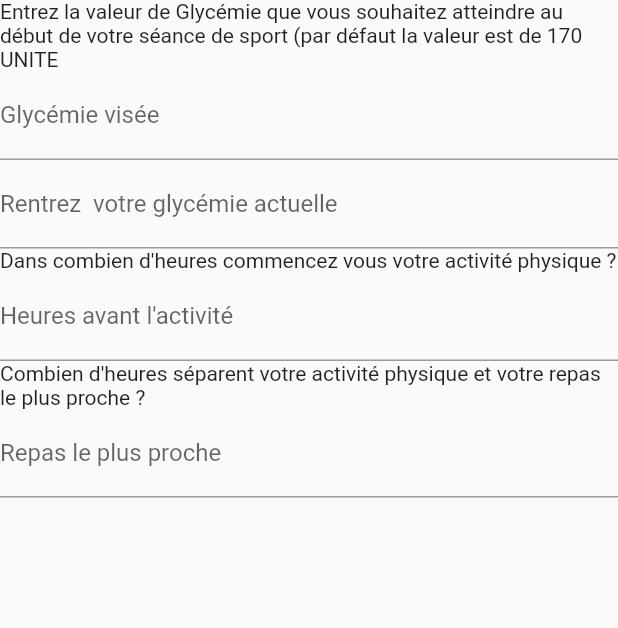
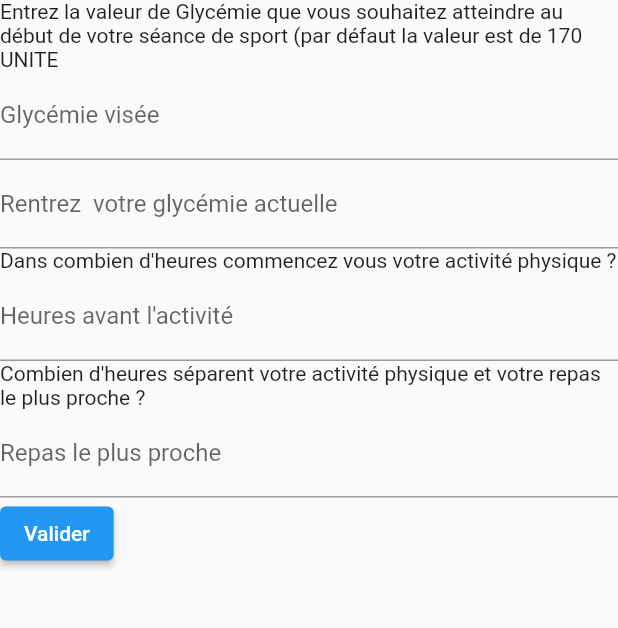
Before and after one commit to Skizaat/ADIAP-Project, a Flutter app: the StartActivityScaffold screen opened directly with empty values, on a phone screen of 412 x 824 dp, the part 332-960 px from its top. Run offline on Flutter 3.47's test engine with Material 2 defaults, Android fonts, the phone set to English and light mode, and no system bars; our stand-ins replace equatable, shared_preferences, sqflite; accounts and stored records are empty.

Commit message:
add form to create one_activity and a get the value in the console

```diff
--- a/lib/screens/start_activity_screen.dart
+++ b/lib/screens/start_activity_screen.dart
@@ -47,6 +47,11 @@ class StartingForm extends StatefulWidget {
 class StartingFormState extends State<StartingForm> {
 
   final _formKey = GlobalKey<FormState>();
+  TextEditingController aimController = TextEditingController();
+  TextEditingController glycemieController = TextEditingController();
+  TextEditingController beforeActController = TextEditingController();
+  TextEditingController mealController = TextEditingController();
+
 
   @override
   Widget build(BuildContext context){
@@ -59,6 +64,7 @@ class StartingFormState extends State<StartingForm> {
           children: <Widget> [
                 Text("Entrez la valeur de Glycémie que vous souhaitez atteindre au début de votre séance de sport (par défaut la valeur est de 170 UNITE"),
                 TextFormField(
+                  controller: aimController,
                 onSaved: (value){aiming=value as int;},
                 decoration: const InputDecoration(labelText: "Glycémie visée"),
                 keyboardType: TextInputType.number,
@@ -70,6 +76,7 @@ class StartingFormState extends State<StartingForm> {
                 },
               ),
             TextFormField(
+              controller: glycemieController,
               onSaved: (value){aiming=value as int;},
               decoration: const InputDecoration(labelText: "Rentrez  votre glycémie actuelle"),
               keyboardType: TextInputType.number,
@@ -77,11 +84,15 @@ class StartingFormState extends State<StartingForm> {
                 FilteringTextInputFormatter.digitsOnly
               ], // Only numbers can be entered
               validator: (value) {
+                if (value == null || value.isEmpty) {
+                  return 'rentrez les informations';
+                }
                 return null;
               },
             ),
             Text("Dans combien d'heures commencez vous votre activité physique ?"),
             TextFormField(
+              controller: beforeActController,
               onSaved: (value){aiming=value as int;},
               decoration: const InputDecoration(labelText: "Heures avant l'activité"),
               keyboardType: TextInputType.number,
@@ -89,11 +100,15 @@ class StartingFormState extends State<StartingForm> {
                 FilteringTextInputFormatter.digitsOnly
               ], // Only numbers can be entered
               validator: (value) {
+                if (value == null || value.isEmpty) {
+                  return 'rentrez les informations';
+                }
                 return null;
               },
             ),
             Text("Combien d'heures séparent votre activité physique et votre repas le plus proche ?"),
             TextFormField(
+              controller: mealController,
               onSaved: (value){aiming=value as int;},
               decoration: const InputDecoration(labelText: "Repas le plus proche"),
               keyboardType: TextInputType.number,
@@ -101,9 +116,21 @@ class StartingFormState extends State<StartingForm> {
                 FilteringTextInputFormatter.digitsOnly
               ], // Only numbers can be entered
               validator: (value) {
+                if (value == null || value.isEmpty) {
+                  return 'rentrez les informations';
+                }
                 return null;
               },
             ),
+            ElevatedButton(
+                onPressed: () {
+                  print(aimController.text);
+                  print(glycemieController.text);
+                  print(beforeActController.text);
+                  print(mealController.text);
+                },
+                child: Text('Valider')
+            )
           ],
         )
     );
```
